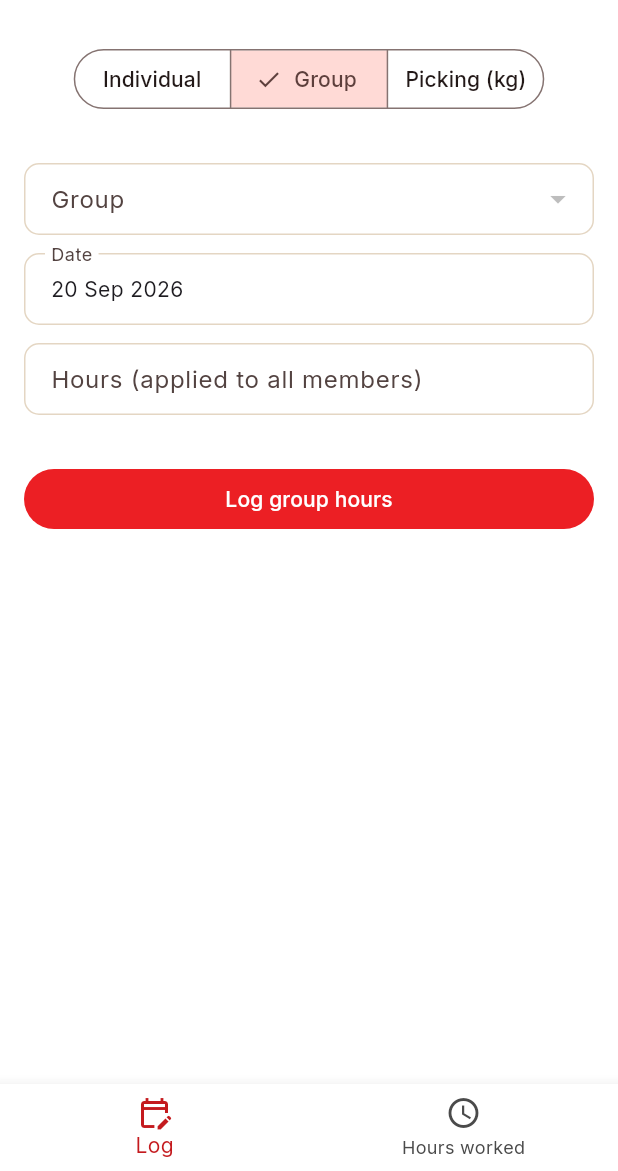
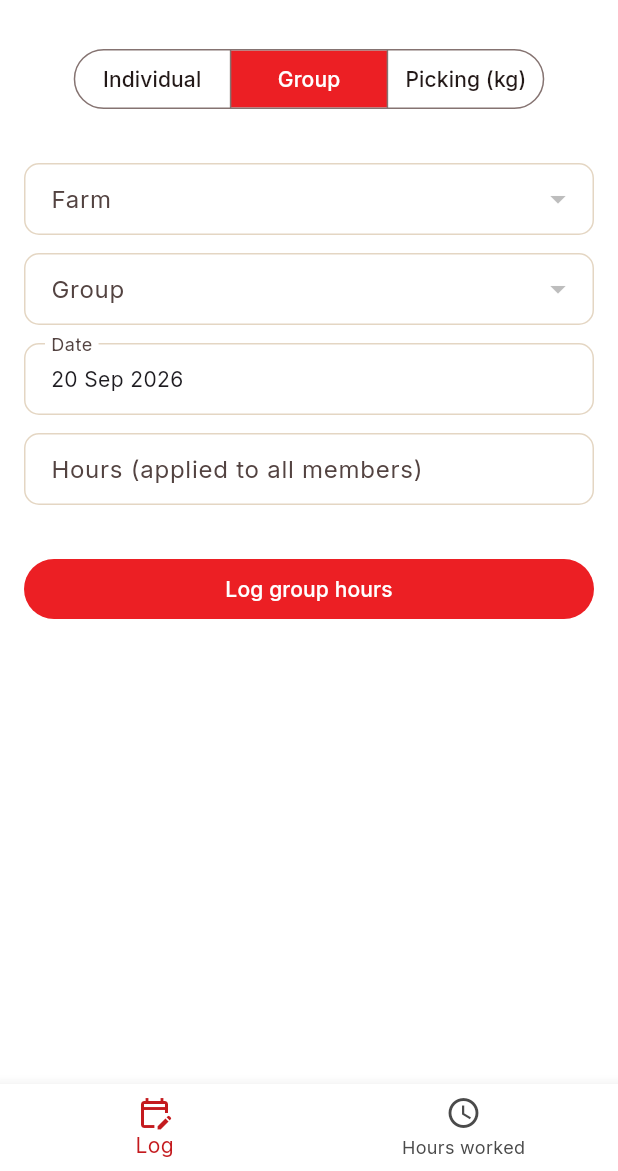
Before and after one commit to DFourie87/Nanini, a Flutter app: the HoursHomeScreen screen opened directly, after a tap on "Group", on a phone screen of 412 x 824 dp, the part 65-1236 px from its top. Run offline on Flutter 3.47's test engine with Material 3 defaults, Android fonts, the phone set to English and light mode, and no system bars; our stand-ins replace csv, fl_chart, flutter_map, google_fonts, latlong2, pdf and 4 more; accounts and stored records are empty; network calls fail.

Commit message:
Match segmented-button red to brand colour app-wide; scope hours groups to a farm
Applies the same selectedBackgroundColor: NaniniColors.rust fix used
in sales to the diesel (Usage/Purchase), packaging (Potato/Pepper/
Butternut), and hours (Individual/Group/Picking) segmented buttons,
whose selected state was otherwise using Material's default tonal
highlight instead of the brand red. Also drops the selection
checkmark and caps labels to one line so a selected segment never
wraps.

The hours app's Group log form now has its own Farm picker and
filters the Group dropdown to that farm, since farms can have
same-named general work groups and picking a group with no farm
context was ambiguous.

Co-Authored-By: Claude Sonnet 5 <noreply@anthropic.com>
Claude-Session: https://claude.ai/code/session_0154FLxM7bQ7qjn16GE6RHFv

```diff
--- a/nanini_app/lib/features/diesel/diesel_log_screen.dart
+++ b/nanini_app/lib/features/diesel/diesel_log_screen.dart
@@ -28,11 +28,12 @@ class _DieselLogScreenState extends State<DieselLogScreen> {
           padding: const EdgeInsets.all(16),
           child: SegmentedButton<bool>(
             segments: const [
-              ButtonSegment(value: true, label: Text('Usage')),
-              ButtonSegment(value: false, label: Text('Purchase')),
+              ButtonSegment(value: true, label: Text('Usage', maxLines: 1, overflow: TextOverflow.ellipsis)),
+              ButtonSegment(value: false, label: Text('Purchase', maxLines: 1, overflow: TextOverflow.ellipsis)),
             ],
             selected: {isUsage},
             onSelectionChanged: (s) => setState(() => isUsage = s.first),
+            showSelectedIcon: false,
             style: SegmentedButton.styleFrom(
               selectedBackgroundColor: NaniniColors.rust,
               selectedForegroundColor: Colors.white,
--- a/nanini_app/lib/features/hours/hours_log_screen.dart
+++ b/nanini_app/lib/features/hours/hours_log_screen.dart
@@ -1,6 +1,7 @@
 import 'package:flutter/material.dart';
 import '../../core/formatters.dart';
 import '../../core/widgets/toast.dart';
+import '../../theme/nanini_theme.dart';
 import '../employees/employees_models.dart';
 import '../employees/employees_repository.dart';
 import 'hours_models.dart';
@@ -34,12 +35,17 @@ class _HoursLogScreenState extends State<HoursLogScreen> {
           padding: const EdgeInsets.all(16),
           child: SegmentedButton<_LogMode>(
             segments: const [
-              ButtonSegment(value: _LogMode.individual, label: Text('Individual')),
-              ButtonSegment(value: _LogMode.group, label: Text('Group')),
-              ButtonSegment(value: _LogMode.picking, label: Text('Picking (kg)')),
+              ButtonSegment(value: _LogMode.individual, label: Text('Individual', maxLines: 1, overflow: TextOverflow.ellipsis)),
+              ButtonSegment(value: _LogMode.group, label: Text('Group', maxLines: 1, overflow: TextOverflow.ellipsis)),
+              ButtonSegment(value: _LogMode.picking, label: Text('Picking (kg)', maxLines: 1, overflow: TextOverflow.ellipsis)),
             ],
             selected: {mode},
             onSelectionChanged: (s) => setState(() => mode = s.first),
+            showSelectedIcon: false,
+            style: SegmentedButton.styleFrom(
+              selectedBackgroundColor: NaniniColors.rust,
+              selectedForegroundColor: Colors.white,
+            ),
           ),
         ),
         Expanded(
@@ -131,11 +137,25 @@ class _GroupForm extends StatefulWidget {
 }
 
 class _GroupFormState extends State<_GroupForm> {
+  List<Farm> farms = [];
+  String? farmId;
   String? groupId;
   DateTime date = DateTime.now();
   final hoursCtrl = TextEditingController();
   final Set<String> skipped = {};
   final Map<String, double> overrides = {};
+
+  @override
+  void initState() {
+    super.initState();
+    widget.employeesRepo.fetchFarms().then((f) {
+      if (!mounted) return;
+      setState(() {
+        farms = f;
+        farmId = f.isNotEmpty ? f.first.id : null;
+      });
+    });
+  }
 
   @override
   Widget build(BuildContext context) {
@@ -148,11 +168,19 @@ class _GroupFormState extends State<_GroupForm> {
           builder: (context, empSnap) {
             final employees = empSnap.data ?? [];
             final members = employees.where((e) => e.currentGroupId == groupId).toList();
-            final sortedGroups = [...groups]..sort((a, b) => a.name.toLowerCase().compareTo(b.name.toLowerCase()));
+            final farmGroups = groups.where((g) => g.farmId == farmId).toList();
+            final sortedGroups = [...farmGroups]..sort((a, b) => a.name.toLowerCase().compareTo(b.name.toLowerCase()));
 
             return ListView(
               padding: const EdgeInsets.all(16),
               children: [
+                DropdownButtonFormField<String>(
+                  initialValue: farmId,
+                  decoration: const InputDecoration(labelText: 'Farm'),
+                  items: farms.map((f) => DropdownMenuItem(value: f.id, child: Text(f.name))).toList(),
+                  onChanged: (v) => setState(() { farmId = v; groupId = null; skipped.clear(); overrides.clear(); }),
+                ),
+                const SizedBox(height: 12),
                 DropdownButtonFormField<String>(
                   initialValue: groupId,
                   decoration: const InputDecoration(labelText: 'Group'),
```
Also changed, not shown: nanini_app/lib/features/delivery/delivery_log_screen.dart (+8 -3 lines).
